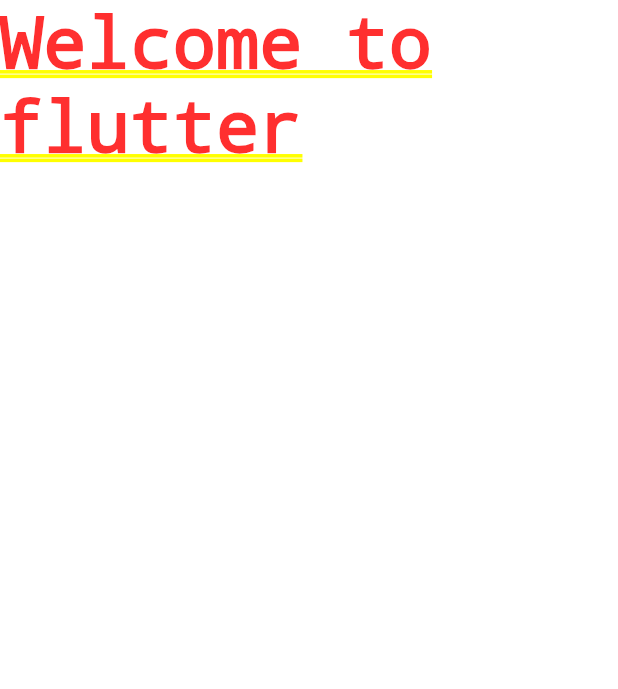
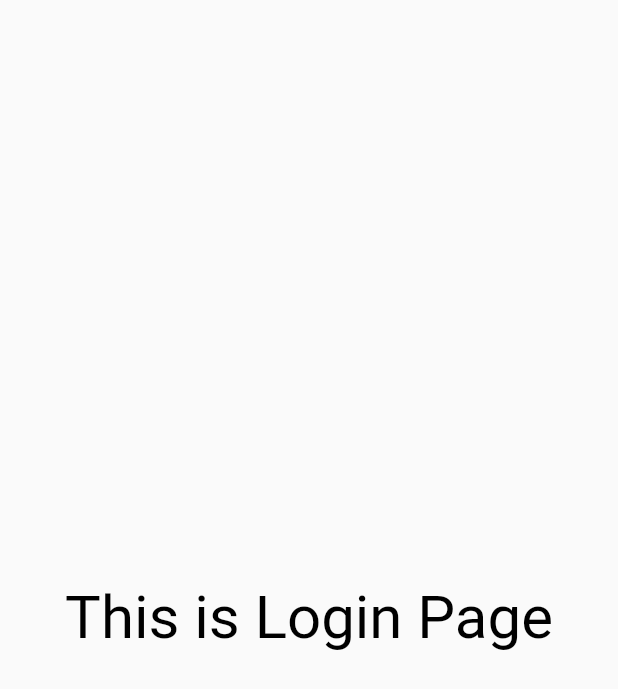
Before and after one commit to parth1010444/30daysOfFlutter, a Flutter app: the screen it shows after launch, on a phone screen of 412 x 824 dp. Shown: the top 689 px of the screen. Run offline on Flutter 3.47's test engine with Material 2 defaults, Android fonts, the phone set to English and light mode, and no system bars.

Commit message:
day3 complete

```diff
--- a/lib/main.dart
+++ b/lib/main.dart
@@ -1,18 +1,26 @@
 import 'package:flutter/material.dart';
+import 'package:flutter_catalog/pages/home_page.dart';
+import 'package:flutter_catalog/pages/login_page.dart';
 
- void main() {
+void main() {
   runApp(MyApp());
 }
 
 class MyApp extends StatelessWidget {
-  const MyApp({ Key? key }) : super(key: key);
+  const MyApp({Key? key}) : super(key: key);
 
   @override
   Widget build(BuildContext context) {
     return MaterialApp(
-      home: Container(
-        child: Text('Welcome to flutter'),
-      ),
+      // home: Homepage(),
+      themeMode: ThemeMode.light,
+      theme: ThemeData(primarySwatch: Colors.deepPurple),
+      darkTheme: ThemeData(brightness: Brightness.dark),
+      routes: {
+        "/": (context) => LoginPage(),
+        "/login": (context) => LoginPage(),
+        "/home": (context) => Homepage()
+      },
     );
   }
 }
--- /dev/null
+++ b/lib/pages/login_page.dart
@@ -0,0 +1,19 @@
+import 'dart:ui';
+
+import 'package:flutter/material.dart';
+
+class LoginPage extends StatelessWidget {
+  const LoginPage({Key? key}) : super(key: key);
+
+  @override
+  Widget build(BuildContext context) {
+    return const Material(
+      child: Center(
+        child: Text(
+          "This is Login Page",
+          style: TextStyle(fontSize: 40, color: Colors.black),
+        ),
+      ),
+    );
+  }
+}
```
Also changed, not shown: lib/pages/home_page.dart (added, +16 -0 lines).
